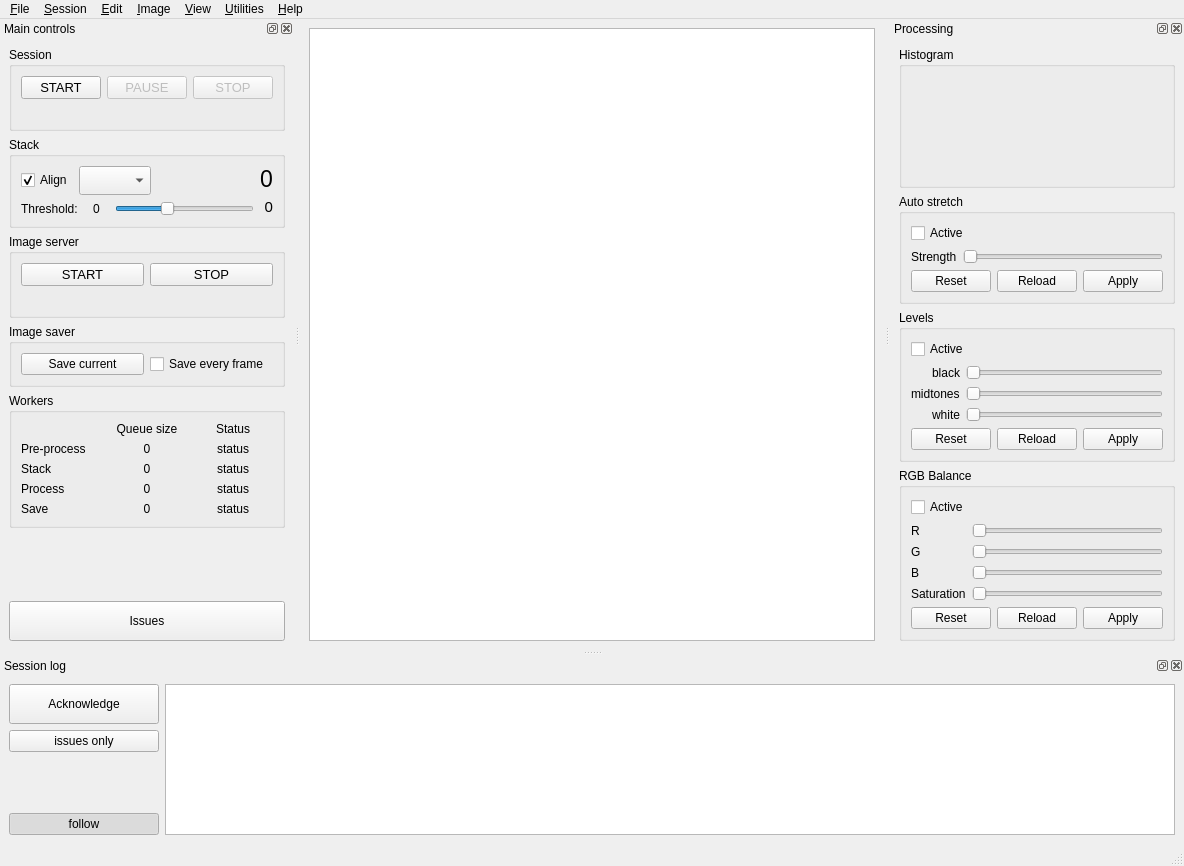
Old version of the form src/als/ui/als_ui.ui in the repository deufrai/als.
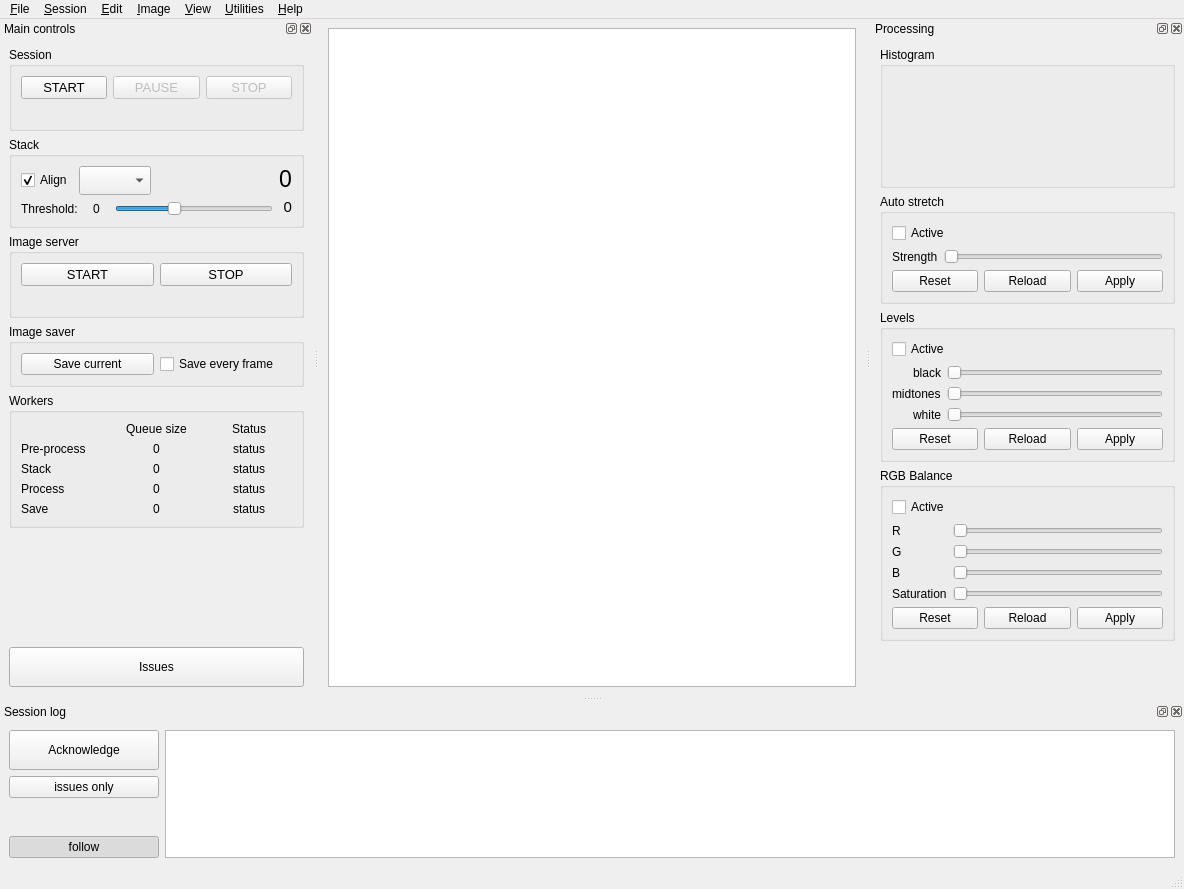
New version of the form. Custom widgets are drawn as their Qt base class.

Commit message: rename all Qt slots to use autoconnect

```diff
--- a/src/als/ui/als_ui.ui
+++ b/src/als/ui/als_ui.ui
@@ -7,7 +7,7 @@
     <x>0</x>
     <y>0</y>
     <width>1184</width>
-    <height>866</height>
+    <height>889</height>
    </rect>
   </property>
   <property name="minimumSize">
@@ -110,8 +110,8 @@
   <widget class="QDockWidget" name="session_dock">
    <property name="minimumSize">
     <size>
-     <width>0</width>
-     <height>0</height>
+     <width>313</width>
+     <height>591</height>
     </size>
    </property>
    <property name="allowedAreas">
@@ -905,8 +905,8 @@
   <widget class="QDockWidget" name="processing_dock">
    <property name="minimumSize">
     <size>
-     <width>0</width>
-     <height>0</height>
+     <width>313</width>
+     <height>677</height>
     </size>
    </property>
    <property name="allowedAreas">
```
Left out of the diff: 2 changed lines with no effect on the pictures. The commit also changes 2 other files.
